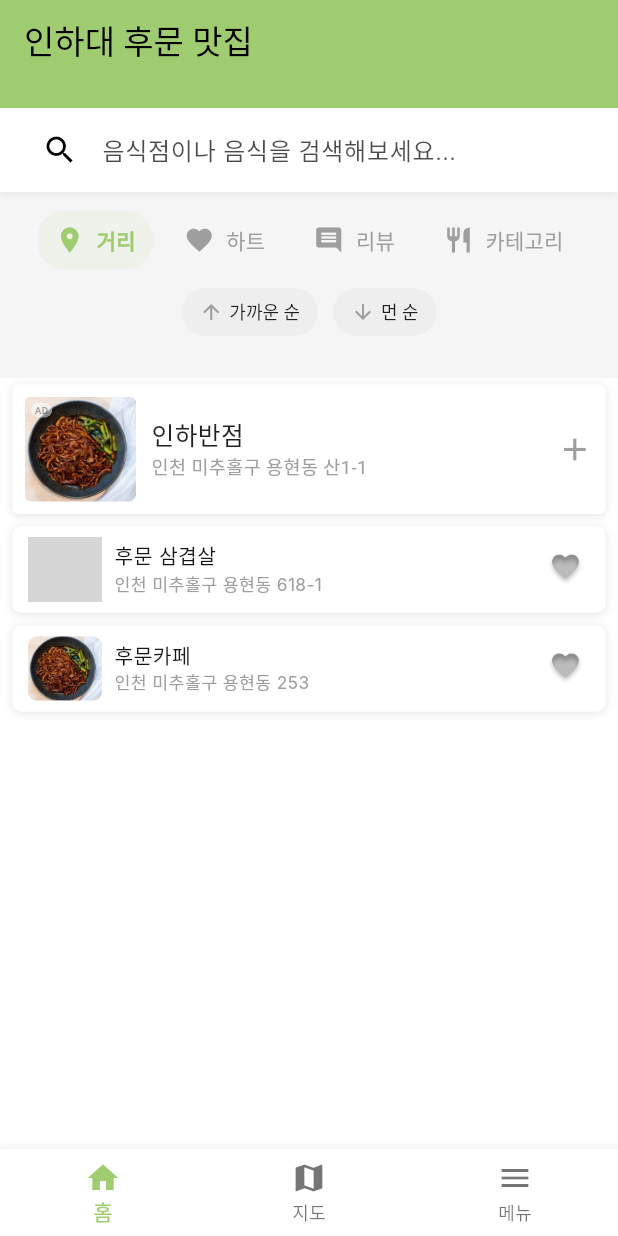
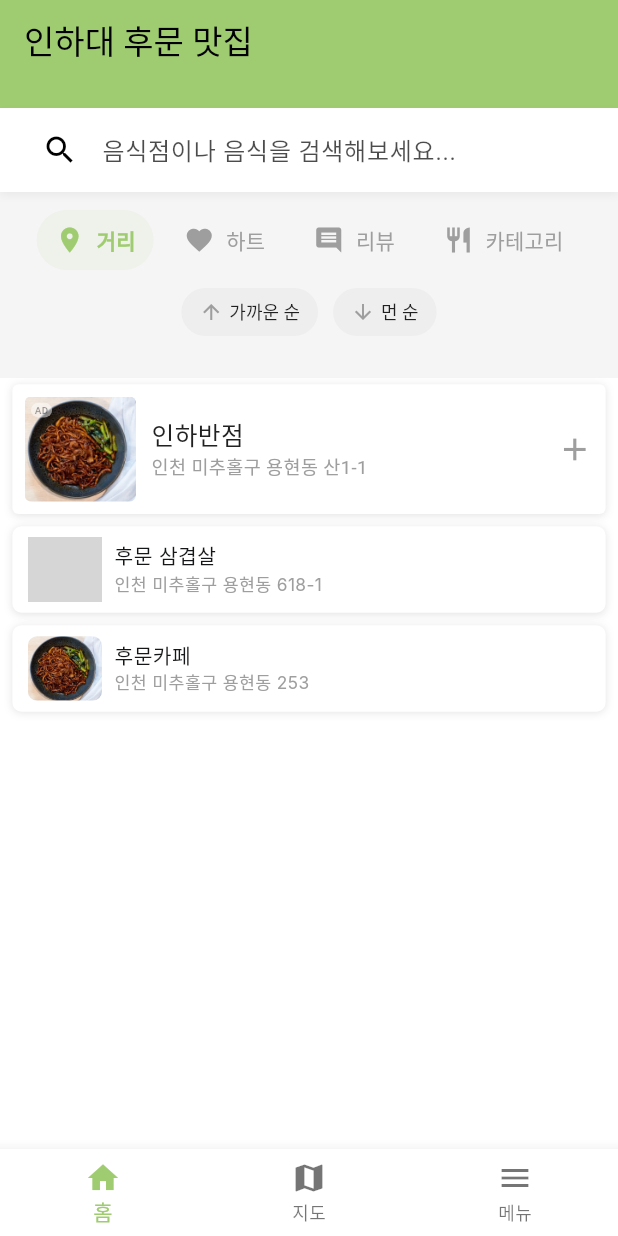
Before and after one commit to crepas/Start_up, a Flutter app: the screen it shows after launch, on a phone screen of 412 x 824 dp. Run offline on Flutter 3.47's test engine with Material 3 defaults, Android fonts, the light colour scheme and no system bars; our stand-ins replace cached_network_image, geolocator, image_picker, permission_handler, shared_preferences; missing offline and left inert: flutter_naver_map, kakao_flutter_sdk_user; network calls fail; Roboto replaces fonts that are missing (Inter); grey boxes are pictures that could not be loaded.

Commit message:
06-10-00:59

```diff
--- a/lib/services/restaurant_service.dart
+++ b/lib/services/restaurant_service.dart
@@ -10,7 +10,9 @@ class RestaurantService {
   // 인증 헤더 가져오기
   static Future<Map<String, String>> _getHeaders() async {
     final prefs = await SharedPreferences.getInstance();
-    final token = prefs.getString('token');
+    final token = prefs.getString('token'); // 'token' 키 사용
+
+    print('저장된 토큰: $token'); // 디버깅용
 
     return {
       'Content-Type': 'application/json',
--- a/lib/widgets/ListView_RT.dart
+++ b/lib/widgets/ListView_RT.dart
@@ -203,24 +203,7 @@ class _ListViewRtState extends State<ListViewRt> {
               ),
 
               // 좋아요 버튼
-              GestureDetector(
-                onTap: () {
-                  HapticFeedback.lightImpact();
-                  setState(() {
-                    isFavorite = !isFavorite;
-                  });
-                },
-                behavior: HitTestBehavior.opaque,
-                child: Padding(
-                  padding: EdgeInsets.all(screenWidth * 0.01),
-                  child: Image.asset(
-                    isFavorite ? 'assets/Heart_P.png' : 'assets/Heart_G.png',
-                    width: screenWidth * 0.06,
-                    height: screenWidth * 0.06,
-                    fit: BoxFit.contain,
-                  ),
-                ),
-              ),
+
             ],
           ),
         ),
```
Also changed, not shown: lib/services/auth_service.dart (+17 -14 lines), lib/widgets/Rt_information.dart (+26 -4 lines).
